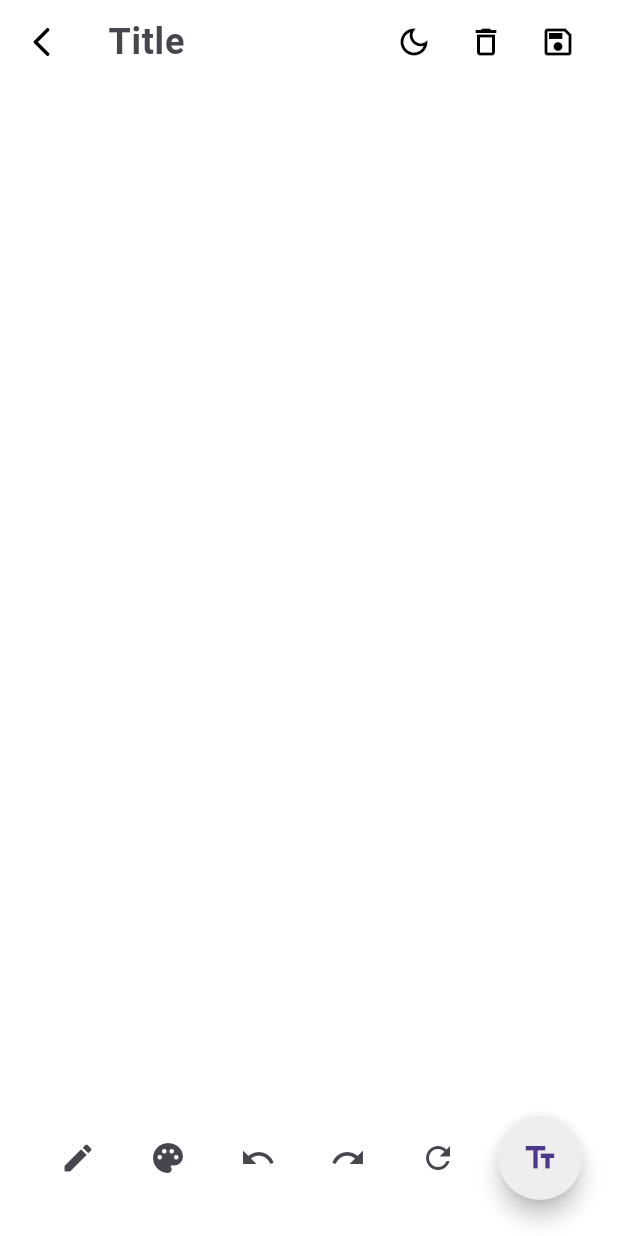
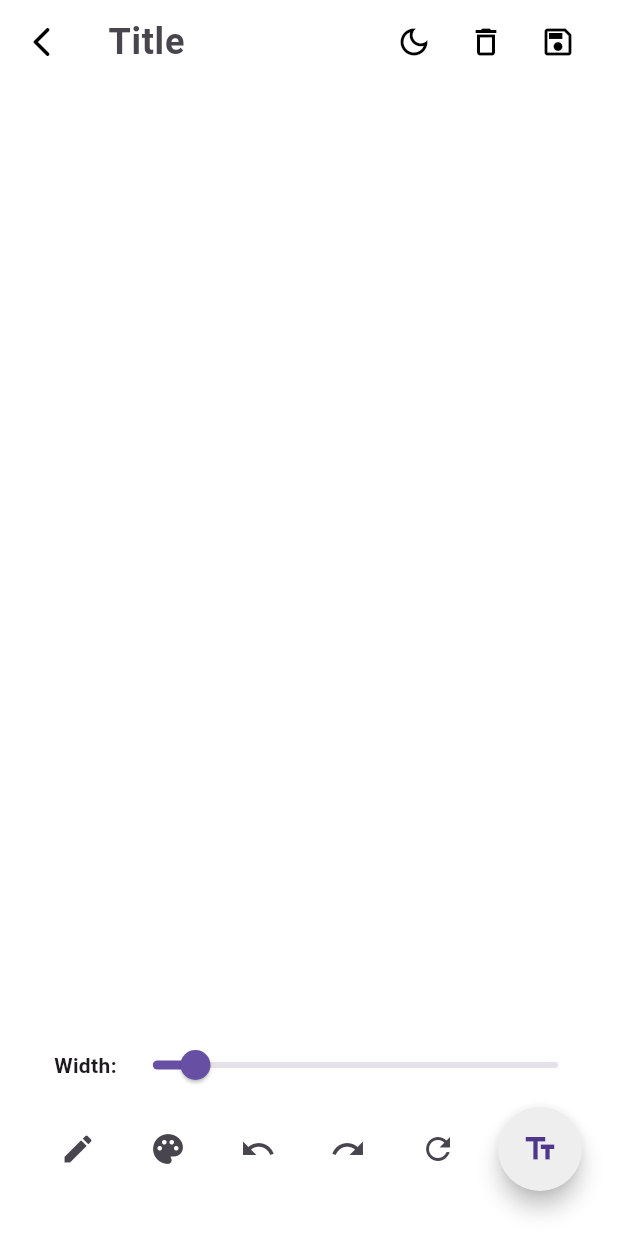
Before and after one commit to punguuuuu/notesApp, a Flutter app: the NotePage screen opened by its route, after a tap on the "brush" icon, after a tap on the "edit" icon, on a phone screen of 412 x 824 dp. Run offline on Flutter 3.47's test engine with Material 3 defaults, Android fonts, the phone set to English and light mode, and no system bars; our stand-ins replace cloud_firestore, firebase_auth, firebase_core; accounts and stored records are empty; network calls fail; statements that could not run were skipped.

Commit message:
added color selection and size adjustments

```diff
--- a/lib/notePage.dart
+++ b/lib/notePage.dart
@@ -141,7 +141,24 @@ class _DrawingTextFieldOverlayState extends State<DrawingTextFieldOverlay> {
   final GlobalKey _paintKey = GlobalKey();
   final List<Offset?> points = [];
   final List<Offset?> tempPoints = [];
+
   bool isDrawing = false;
+  bool isChangingColor = false;
+  bool isChangingSize = false;
+
+  double brushSize = 3.0;
+
+  List<Color> colors = [
+    Colors.black,
+    Colors.red,
+    Colors.green,
+    Colors.blue,
+    Colors.orange,
+    Colors.purple,
+    Colors.yellow,
+  ];
+
+  Color selectedColor = Colors.black;
 
   @override
   Widget build(BuildContext context) {
@@ -185,7 +202,7 @@ class _DrawingTextFieldOverlayState extends State<DrawingTextFieldOverlay> {
             onPanEnd: (_) => setState(() => points.add(null)),
             child: CustomPaint(
               key: _paintKey,
-              painter: DrawingPainter(List.from(points)),
+              painter: DrawingPainter(List.from(points), selectedColor, brushSize),
               child: SizedBox.expand(
                 child: Container(color: Colors.transparent),
               ),
@@ -195,7 +212,7 @@ class _DrawingTextFieldOverlayState extends State<DrawingTextFieldOverlay> {
 
         if (isDrawing)
           Positioned(
-            bottom: 28,
+            bottom: 34,
             child: Row(
               mainAxisAlignment: MainAxisAlignment.spaceAround,
               spacing: 12,
@@ -204,13 +221,19 @@ class _DrawingTextFieldOverlayState extends State<DrawingTextFieldOverlay> {
                 IconButton(
                   icon: const Icon(Icons.edit),
                   onPressed: () {
-                    // change brush
+                    setState(() {
+                      isChangingSize = !isChangingSize;
+                      isChangingColor = false;
+                    });
                   },
                 ),
                 IconButton(
                   icon: const Icon(Icons.palette),
                   onPressed: () {
-                    // change brush
+                    setState(() {
+                      isChangingColor = !isChangingColor;
+                      isChangingSize = false;
+                    });
                   },
                 ),
                 IconButton(
@@ -268,12 +291,14 @@ class _DrawingTextFieldOverlayState extends State<DrawingTextFieldOverlay> {
           ),
 
         Positioned(
-          bottom: 24,
+          bottom: 30,
           right: 24,
           child: FloatingActionButton(
             onPressed: () {
               setState(() {
                 isDrawing = !isDrawing;
+                isChangingColor = false;
+                isChangingSize = false;
               });
             },
             backgroundColor: widget.isDark ? Colors.black12 : Colors.grey[200],
@@ -281,6 +306,72 @@ class _DrawingTextFieldOverlayState extends State<DrawingTextFieldOverlay> {
             child: Icon(isDrawing ? Icons.text_fields : Icons.brush),
           ),
         ),
+
+      if (isChangingSize)
+        Positioned(
+          bottom: 90,
+          left: 20,
+          right: 0,
+          child: Container(
+            padding: const EdgeInsets.symmetric(horizontal: 16),
+            child: Row(
+              children: [
+                const Text(
+                  'Width:',
+                  style: TextStyle(fontWeight: FontWeight.bold),
+                ),
+                Expanded(
+                  child: Slider(
+                    min: 1.0,
+                    max: 20.0,
+                    value: brushSize,
+                    label: brushSize.toStringAsFixed(1),
+                    onChanged: (value) {
+                      setState(() {
+                        brushSize = value;
+                      });
+                    },
+                  ),
+                ),
+              ],
+            ),
+          ),
+        ),
+
+        if (isChangingColor)
+          Positioned(
+            bottom: 90,
+            left: 16,
+            right: 16,
+            child: Container(
+              padding: const EdgeInsets.symmetric(horizontal: 16, vertical: 8),
+              child: Row(
+                mainAxisAlignment: MainAxisAlignment.spaceEvenly,
+                spacing: 20,
+                children: colors.map((color) {
+                  return GestureDetector(
+                    onTap: () {
+                      setState(() {
+                        selectedColor = color;
+                      });
+                    },
+                    child: Container(
+                      width: 32,
+                      height: 32,
+                      decoration: BoxDecoration(
+                        color: color,
+                        shape: BoxShape.circle,
+                        border: Border.all(
+                          color: selectedColor == color ? Colors.black : Colors.transparent,
+                          width: 2,
+                        ),
+                      ),
+                    ),
+                  );
+                }).toList(),
+              ),
+            ),
+          ),
       ],
     );
   }
@@ -288,13 +379,16 @@ class _DrawingTextFieldOverlayState extends State<DrawingTextFieldOverlay> {
 
 class DrawingPainter extends CustomPainter {
   final List<Offset?> points;
-  DrawingPainter(this.points);
+  final Color color;
+  final double strokeWidth;
+
+  DrawingPainter(this.points, this.color, this.strokeWidth);
 
   @override
   void paint(Canvas canvas, Size size) {
     final paint = Paint()
-      ..color = Colors.red
-      ..strokeWidth = 3
+      ..color = color
+      ..strokeWidth = strokeWidth
       ..strokeCap = StrokeCap.round;
 
     for (int i = 0; i < points.length - 1; i++) {
@@ -308,6 +402,8 @@ class DrawingPainter extends CustomPainter {
 
   @override
   bool shouldRepaint(covariant DrawingPainter oldDelegate) {
-    return oldDelegate.points != points;
+    return oldDelegate.points != points ||
+        oldDelegate.color != color ||
+        oldDelegate.strokeWidth != strokeWidth;
   }
 }
```
